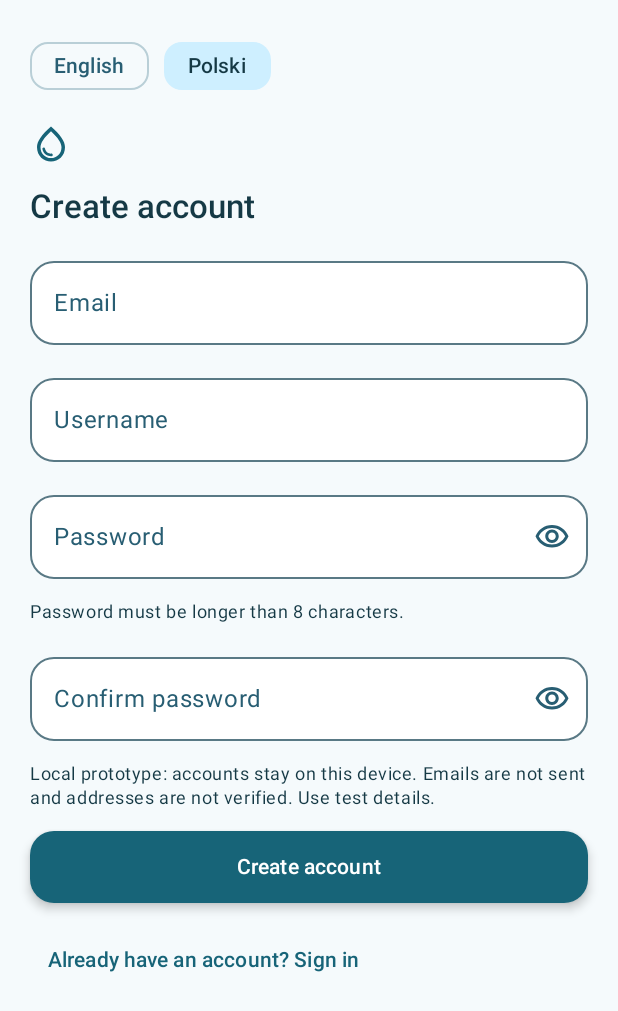
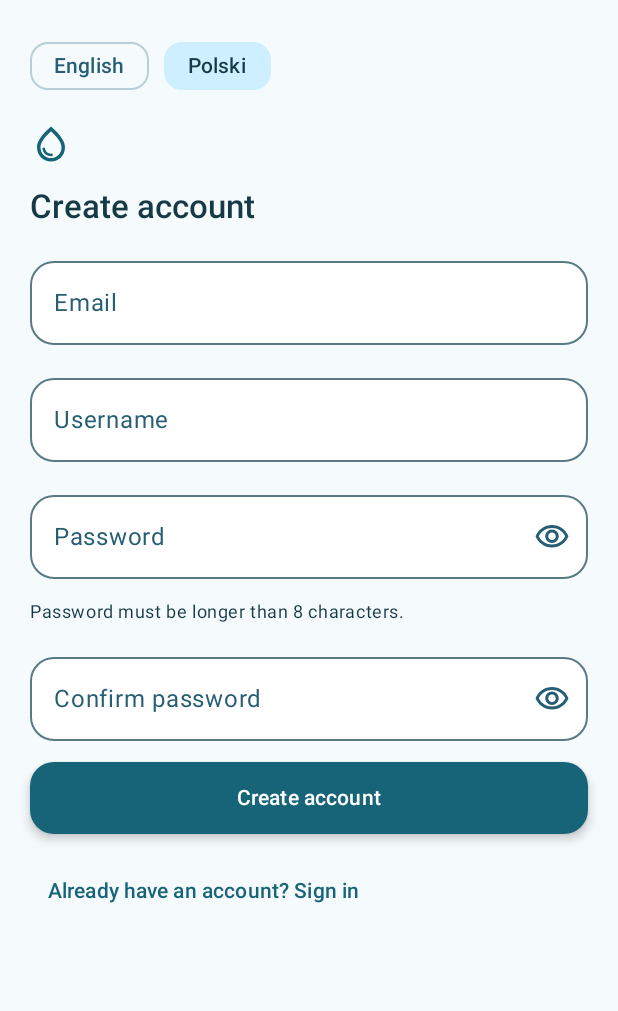
Before and after one commit to mateuszjurek91/MobileSystemProjectTeamB, an Android app built with Jetpack Compose: the composable HydrationApp shown on its own in the app's theme, on a phone screen of 412 x 824 dp. Shown: the top 1011 px of the screen. Run offline under Robolectric (Android 15) with nearby library versions, the phone set to English and light mode, and no system bars; our stand-ins replace Firebase (no records; nobody signed in at launch, a user with empty details on screens opened directly); pictures from the network do not load.

Commit message:
Prepare FocusHydrate M2 submission

```diff
--- a/project/app/src/main/java/com/example/focushydrate/ui/screens/AuthScreen.kt
+++ b/project/app/src/main/java/com/example/focushydrate/ui/screens/AuthScreen.kt
@@ -56,7 +56,9 @@ fun AuthScreen(accounts: LocalAccounts, language: String, onLanguage: (String) -
             PasswordField(confirm, { confirm = it }, stringResource(R.string.confirm_password), !busy)
         }
         error?.let { Text(it, color = MaterialTheme.colorScheme.error) }
-        Text(stringResource(R.string.local_account_note), style = MaterialTheme.typography.bodySmall)
+        if (!registration) {
+            Text(stringResource(R.string.local_account_note), style = MaterialTheme.typography.bodySmall)
+        }
         PrimaryButton(enabled = !busy, modifier = Modifier.fillMaxWidth().heightIn(min = 48.dp), onClick = {
             if (registration && password != confirm) {
                 error = resources.getString(R.string.error_confirm)
```
Also changed, not shown: 7 other files.
